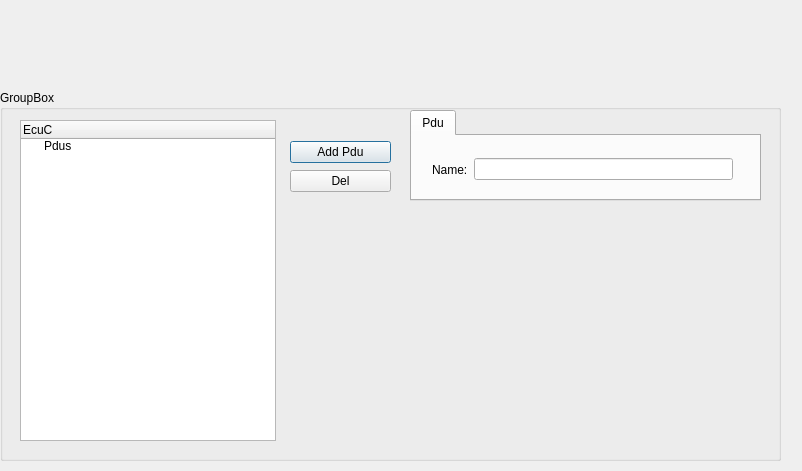
Old version of the form gainos_studio/ui_forms/comstack/EcuC_Dlg.ui in the repository parai/GaInOS_Based_On_uTenux-tkernel.
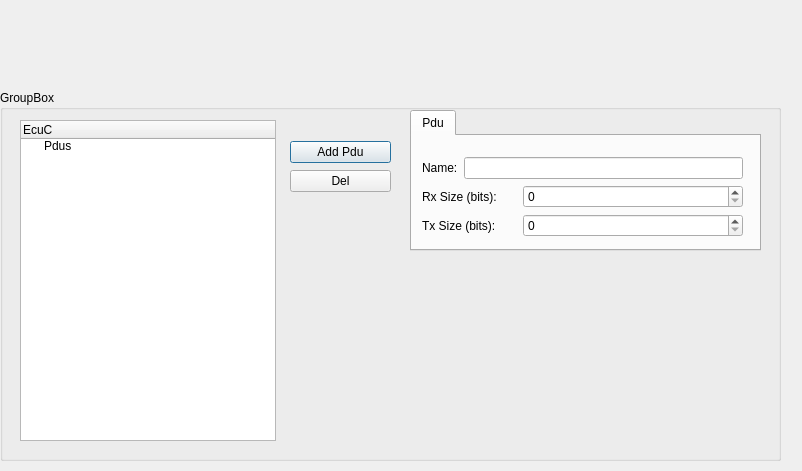
New version of the form.

What changed in the file:
```diff
--- a/gainos_studio/ui_forms/comstack/EcuC_Dlg.ui
+++ b/gainos_studio/ui_forms/comstack/EcuC_Dlg.ui
@@ -51,7 +51,7 @@
       <x>410</x>
       <y>20</y>
       <width>351</width>
-      <height>91</height>
+      <height>141</height>
      </rect>
     </property>
     <property name="currentIndex">
@@ -61,15 +61,17 @@
      <attribute name="title">
       <string>Pdu</string>
      </attribute>
-     <widget class="QWidget" name="layoutWidget_2">
+     <widget class="QWidget" name="layoutWidget">
       <property name="geometry">
        <rect>
-        <x>20</x>
-        <y>20</y>
-        <width>301</width>
-        <height>27</height>
+        <x>10</x>
+        <y>21</y>
+        <width>321</width>
+        <height>80</height>
        </rect>
       </property>
+      <layout class="QVBoxLayout" name="verticalLayout_2">
+       <item>
       <layout class="QHBoxLayout" name="horizontalLayout_36">
        <item>
         <widget class="QLabel" name="label_33">
@@ -84,6 +86,56 @@
           <string/>
          </property>
         </widget>
+         </item>
+        </layout>
+       </item>
+       <item>
+        <layout class="QHBoxLayout" name="horizontalLayout">
+         <item>
+          <widget class="QLabel" name="label">
+           <property name="text">
+            <string>Rx Size (bits):</string>
+           </property>
+          </widget>
+         </item>
+         <item>
+          <widget class="QSpinBox" name="spbxRxPduSize">
+           <property name="minimumSize">
+            <size>
+             <width>220</width>
+             <height>0</height>
+            </size>
+           </property>
+           <property name="toolTip">
+            <string>May related to Com/Dcm IPDU and so on. Its size is up to the use of this Rx PDU.</string>
+           </property>
+          </widget>
+         </item>
+        </layout>
+       </item>
+       <item>
+        <layout class="QHBoxLayout" name="horizontalLayout_2">
+         <item>
+          <widget class="QLabel" name="label_2">
+           <property name="text">
+            <string>Tx Size (bits):</string>
+           </property>
+          </widget>
+         </item>
+         <item>
+          <widget class="QSpinBox" name="spbxTxPduSize">
+           <property name="minimumSize">
+            <size>
+             <width>220</width>
+             <height>0</height>
+            </size>
+           </property>
+           <property name="toolTip">
+            <string>May related to Com/Dcm IPDU and so on. Its size is up to the use of this Tx PDU.</string>
+           </property>
+          </widget>
+         </item>
+        </layout>
        </item>
       </layout>
      </widget>
```
Lines whose indentation alone changed are shown as unchanged.
